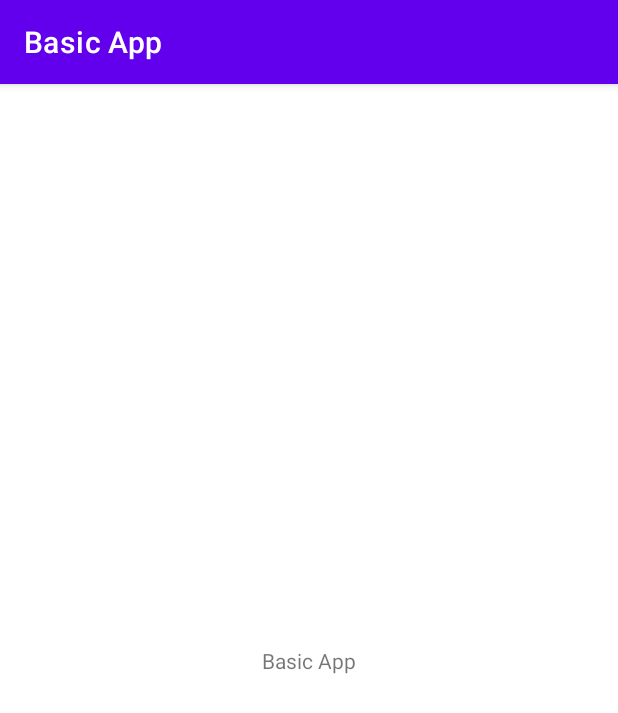
After one commit to randomizerz/basicapp, an Android app: the RegistrationActivity screen opened directly, with no data from a screen before it, on a phone screen of 412 x 824 dp. The commit adds this screen. Shown: the top 713 px of the screen. Run offline under Robolectric (Android 15) with nearby library versions, the phone set to English and light mode, and no system bars.

Commit message:
start a new activity when clicking a button. check if username is empty.

```diff
--- a/app/src/main/AndroidManifest.xml
+++ b/app/src/main/AndroidManifest.xml
@@ -14,6 +14,9 @@
         android:theme="@style/Theme.BasicApp"
         tools:targetApi="31">
         <activity
+            android:name=".RegistrationActivity"
+            android:exported="false" />
+        <activity
             android:name=".MainActivity"
             android:exported="true">
             <intent-filter>
--- /dev/null
+++ b/app/src/main/java/com/ntgclarity/basicapp/RegistrationActivity.kt
@@ -0,0 +1,11 @@
+package com.ntgclarity.basicapp
+
+import androidx.appcompat.app.AppCompatActivity
+import android.os.Bundle
+
+class RegistrationActivity : AppCompatActivity() {
+    override fun onCreate(savedInstanceState: Bundle?) {
+        super.onCreate(savedInstanceState)
+        setContentView(R.layout.activity_registration)
+    }
+}
--- /dev/null
+++ b/app/src/main/res/layout/activity_registration.xml
@@ -0,0 +1,17 @@
+<?xml version="1.0" encoding="utf-8"?>
+<androidx.constraintlayout.widget.ConstraintLayout xmlns:android="http://schemas.android.com/apk/res/android"
+    xmlns:app="http://schemas.android.com/apk/res-auto"
+    xmlns:tools="http://schemas.android.com/tools"
+    android:layout_width="match_parent"
+    android:layout_height="match_parent"
+    tools:context=".RegistrationActivity">
+
+    <TextView
+        android:layout_width="wrap_content"
+        android:layout_height="wrap_content"
+        android:text="@string/app_name"
+        app:layout_constraintBottom_toBottomOf="parent"
+        app:layout_constraintEnd_toEndOf="parent"
+        app:layout_constraintStart_toStartOf="parent"
+        app:layout_constraintTop_toTopOf="parent" />
+</androidx.constraintlayout.widget.ConstraintLayout>
```
Also changed, not shown: app/src/main/java/com/ntgclarity/basicapp/MainActivity.kt (+36 -2 lines).
